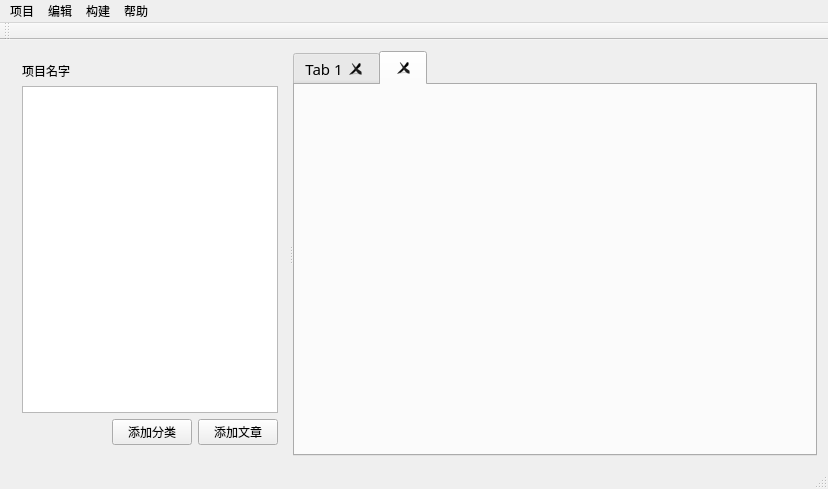
The window that mainwindow.ui (Deviluna/MediaIDE_free) describes before a commit, drawn with Qt 5.
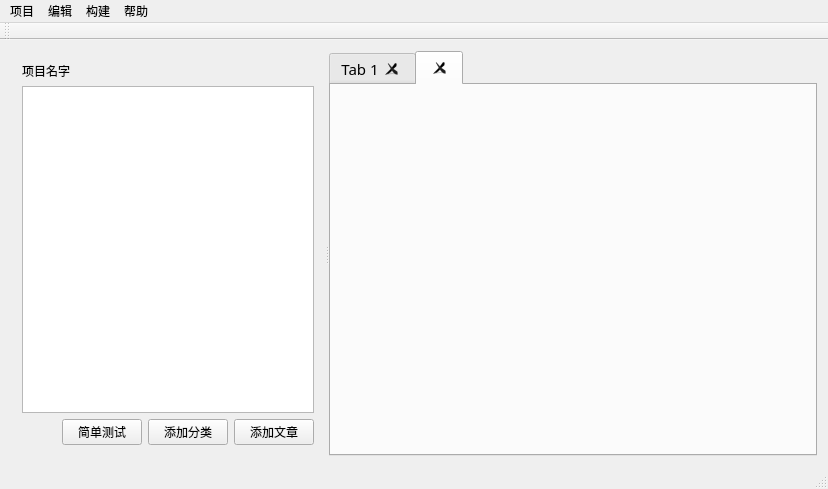
The same window after the commit.

```diff
--- a/mainwindow.ui
+++ b/mainwindow.ui
@@ -26,7 +26,7 @@
       <property name="orientation">
        <enum>Qt::Horizontal</enum>
       </property>
-      <widget class="QWidget" name="">
+      <widget class="QWidget" name="layoutWidget">
        <layout class="QVBoxLayout" name="verticalLayout_2">
         <item>
          <widget class="QLabel" name="label_2">
@@ -91,6 +91,13 @@
             </property>
            </spacer>
           </item>
+          <item>
+           <widget class="QPushButton" name="pushButton">
+            <property name="text">
+             <string>简单测试</string>
+            </property>
+           </widget>
+          </item>
           <item>
            <widget class="QPushButton" name="pushButton_8">
             <property name="text">
```
